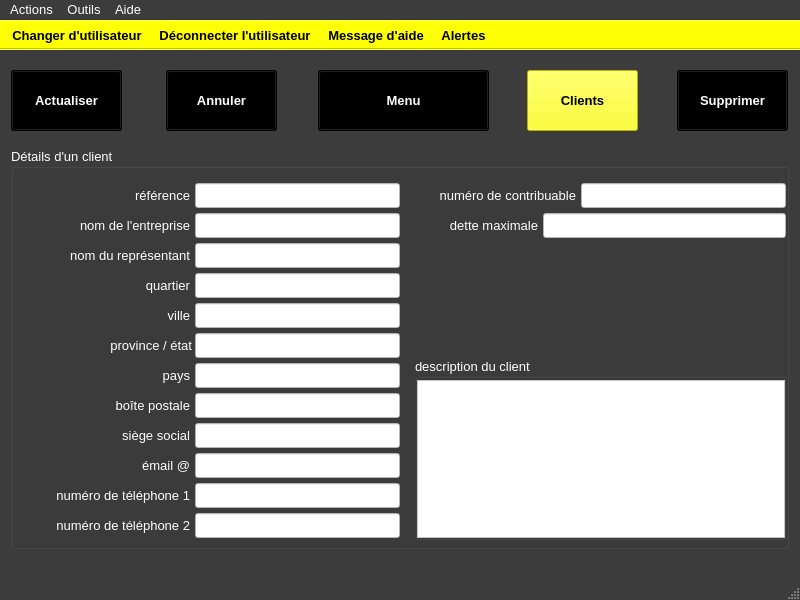
The window that ui/yeroth-erp-modifier-compte-client-window.ui (xnoumbissinoundou/yeroth-erp-3.0) describes before a commit, drawn with Qt 5.
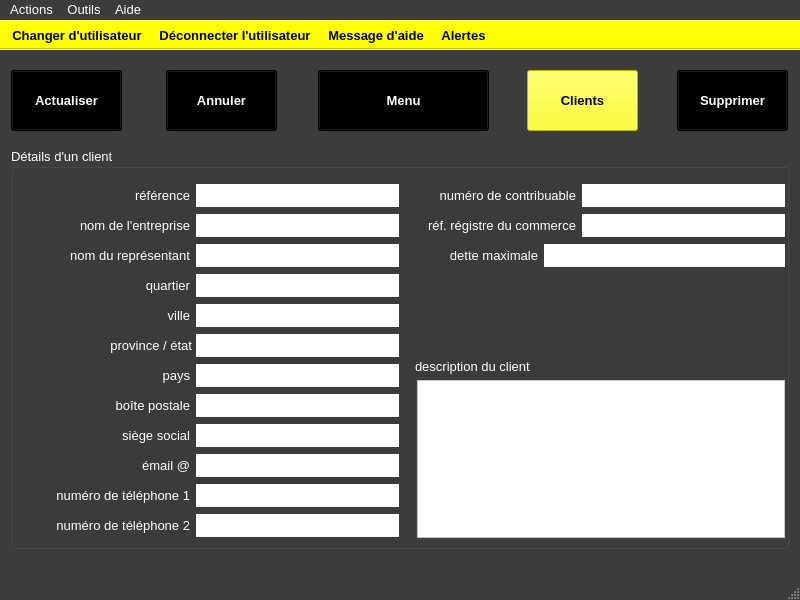
The same window after the commit. Icons and pictures are not drawn. Custom widgets are drawn as their Qt base class.

What changed in the file:
```diff
--- a/ui/yeroth-erp-modifier-compte-client-window.ui
+++ b/ui/yeroth-erp-modifier-compte-client-window.ui
@@ -3041,7 +3041,7 @@
       <bool>false</bool>
      </property>
      <property name="styleSheet">
-      <string notr="true"/>
+      <string notr="true">border: 1px solid rgb(60, 60, 60);</string>
      </property>
     </widget>
     <widget class="QLabel" name="label_modifier_compteclient_nom_entreprise">
@@ -3525,7 +3525,7 @@
       <bool>false</bool>
      </property>
      <property name="styleSheet">
-      <string notr="true"/>
+      <string notr="true">border: 1px solid rgb(60, 60, 60);</string>
      </property>
     </widget>
     <widget class="QLabel" name="label_modifier_compteclient_quartier">
@@ -4009,7 +4009,7 @@
       <bool>false</bool>
      </property>
      <property name="styleSheet">
-      <string notr="true"/>
+      <string notr="true">border: 1px solid rgb(60, 60, 60);</string>
      </property>
      <property name="readOnly">
       <bool>false</bool>
@@ -4517,7 +4517,7 @@
       <bool>false</bool>
      </property>
      <property name="styleSheet">
-      <string notr="true"/>
+      <string notr="true">border: 1px solid rgb(60, 60, 60);</string>
      </property>
      <property name="alignment">
       <set>Qt::AlignLeading|Qt::AlignLeft|Qt::AlignVCenter</set>
@@ -4980,7 +4980,7 @@
       <bool>false</bool>
      </property>
      <property name="styleSheet">
-      <string notr="true"/>
+      <string notr="true">border: 1px solid rgb(60, 60, 60);</string>
      </property>
      <property name="readOnly">
       <bool>false</bool>
@@ -5421,7 +5421,7 @@
       <bool>false</bool>
      </property>
      <property name="styleSheet">
-      <string notr="true"/>
+      <string notr="true">border: 1px solid rgb(60, 60, 60);</string>
      </property>
      <property name="alignment">
       <set>Qt::AlignLeading|Qt::AlignLeft|Qt::AlignVCenter</set>
@@ -5860,7 +5860,7 @@
       <bool>false</bool>
      </property>
      <property name="styleSheet">
-      <string notr="true"/>
+      <string notr="true">border: 1px solid rgb(60, 60, 60);</string>
      </property>
     </widget>
     <widget class="YerothLineEdit" name="lineEdit_modifier_compteclient_ville">
@@ -6296,7 +6296,7 @@
       <bool>false</bool>
      </property>
      <property name="styleSheet">
-      <string notr="true"/>
+      <string notr="true">border: 1px solid rgb(60, 60, 60);</string>
      </property>
     </widget>
     <widget class="YerothLineEdit" name="lineEdit_modifier_compteclient_numero_telephone_2">
@@ -6735,7 +6735,7 @@
       <bool>false</bool>
      </property>
      <property name="styleSheet">
-      <string notr="true"/>
+      <string notr="true">border: 1px solid rgb(60, 60, 60);</string>
      </property>
     </widget>
     <widget class="QLabel" name="label_modifier_compteclient_numero_telephone_1">
@@ -7194,7 +7194,7 @@
       <bool>false</bool>
      </property>
      <property name="styleSheet">
-      <string notr="true"/>
+      <string notr="true">border: 1px solid rgb(60, 60, 60);</string>
      </property>
      <property name="alignment">
       <set>Qt::AlignLeading|Qt::AlignLeft|Qt::AlignVCenter</set>
@@ -7684,7 +7684,7 @@
       <bool>false</bool>
      </property>
      <property name="styleSheet">
-      <string notr="true"/>
+      <string notr="true">border: 1px solid rgb(60, 60, 60);</string>
      </property>
     </widget>
     <widget class="QLabel" name="label_modifier_compteclient_numero_contribuable">
@@ -7714,7 +7714,7 @@
      <property name="geometry">
       <rect>
        <x>532</x>
-       <y>65</y>
+       <y>95</y>
        <width>243</width>
        <height>25</height>
       </rect>
@@ -8143,7 +8143,7 @@
       <bool>false</bool>
      </property>
      <property name="styleSheet">
-      <string notr="true"/>
+      <string notr="true">border: 1px solid rgb(60, 60, 60);</string>
      </property>
      <property name="alignment">
       <set>Qt::AlignLeading|Qt::AlignLeft|Qt::AlignVCenter</set>
@@ -8153,7 +8153,7 @@
      <property name="geometry">
       <rect>
        <x>414</x>
-       <y>67</y>
+       <y>97</y>
        <width>113</width>
        <height>21</height>
       </rect>
@@ -8608,7 +8608,7 @@
       <bool>false</bool>
      </property>
      <property name="styleSheet">
-      <string notr="true"/>
+      <string notr="true">border: 1px solid rgb(60, 60, 60);</string>
      </property>
     </widget>
     <widget class="QGroupBox" name="groupBox_modifier_compteclient_description_du_client">
@@ -9524,7 +9524,523 @@
       <bool>false</bool>
      </property>
      <property name="styleSheet">
-      <string notr="true"/>
+      <string notr="true">border: 1px solid rgb(60, 60, 60);</string>
+     </property>
+    </widget>
+    <widget class="YerothLineEdit" name="lineEdit_modifier_compteclient_reference_registre_du_commerce">
+     <property name="enabled">
+      <bool>true</bool>
+     </property>
+     <property name="geometry">
+      <rect>
+       <x>570</x>
+       <y>65</y>
+       <width>205</width>
+       <height>25</height>
+      </rect>
+     </property>
+     <property name="palette">
+      <palette>
+       <active>
+        <colorrole role="WindowText">
+         <brush brushstyle="SolidPattern">
+          <color alpha="255">
+           <red>0</red>
+           <green>0</green>
+           <blue>0</blue>
+          </color>
+         </brush>
+        </colorrole>
+        <colorrole role="Button">
+         <brush brushstyle="SolidPattern">
+          <color alpha="255">
+           <red>255</red>
+           <green>255</green>
+           <blue>255</blue>
+          </color>
+         </brush>
+        </colorrole>
+        <colorrole role="Light">
+         <brush brushstyle="SolidPattern">
+          <color alpha="255">
+           <red>255</red>
+           <green>255</green>
+           <blue>255</blue>
+          </color>
+         </brush>
+        </colorrole>
+        <colorrole role="Midlight">
+         <brush brushstyle="SolidPattern">
+          <color alpha="255">
+           <red>255</red>
+           <green>255</green>
+           <blue>255</blue>
+          </color>
+         </brush>
+        </colorrole>
+        <colorrole role="Dark">
+         <brush brushstyle="SolidPattern">
+          <color alpha="255">
+           <red>127</red>
+           <green>127</green>
+           <blue>127</blue>
+          </color>
+         </brush>
+        </colorrole>
+        <colorrole role="Mid">
+         <brush brushstyle="SolidPattern">
+          <color alpha="255">
+           <red>170</red>
+           <green>170</green>
+           <blue>170</blue>
+          </color>
+         </brush>
+        </colorrole>
+        <colorrole role="Text">
+         <brush brushstyle="SolidPattern">
+          <color alpha="255">
+           <red>0</red>
+           <green>0</green>
+           <blue>0</blue>
+          </color>
+         </brush>
+        </colorrole>
+        <colorrole role="BrightText">
+         <brush brushstyle="SolidPattern">
+          <color alpha="255">
+           <red>0</red>
+           <green>0</green>
+           <blue>0</blue>
+          </color>
+         </brush>
+        </colorrole>
+        <colorrole role="ButtonText">
+         <brush brushstyle="SolidPattern">
+          <color alpha="255">
+           <red>0</red>
+           <green>0</green>
+           <blue>0</blue>
+          </color>
+         </brush>
+        </colorrole>
+        <colorrole role="Base">
+         <brush brushstyle="SolidPattern">
+          <color alpha="255">
+           <red>255</red>
+           <green>255</green>
+           <blue>255</blue>
+          </color>
+         </brush>
+        </colorrole>
+        <colorrole role="Window">
+         <brush brushstyle="SolidPattern">
+          <color alpha="255">
+           <red>255</red>
+           <green>255</green>
+           <blue>255</blue>
+          </color>
+         </brush>
+        </colorrole>
+        <colorrole role="Shadow">
+         <brush brushstyle="SolidPattern">
+          <color alpha="255">
+           <red>0</red>
+           <green>0</green>
+           <blue>0</blue>
+          </color>
+         </brush>
+        </colorrole>
+        <colorrole role="Highlight">
+         <brush brushstyle="SolidPattern">
+          <color alpha="255">
+           <red>255</red>
+           <green>255</green>
+           <blue>255</blue>
+          </color>
+         </brush>
+        </colorrole>
+        <colorrole role="HighlightedText">
+         <brush brushstyle="SolidPattern">
+          <color alpha="255">
+           <red>2</red>
+           <green>160</green>
+           <blue>70</blue>
+          </color>
+         </brush>
+        </colorrole>
+        <colorrole role="AlternateBase">
+         <brush brushstyle="SolidPattern">
+          <color alpha="255">
+           <red>255</red>
+           <green>255</green>
+           <blue>255</blue>
+          </color>
+         </brush>
+        </colorrole>
+        <colorrole role="ToolTipBase">
+         <brush brushstyle="SolidPattern">
+          <color alpha="255">
+           <red>255</red>
+           <green>255</green>
+           <blue>220</blue>
+          </color>
+         </brush>
+        </colorrole>
+        <colorrole role="ToolTipText">
+         <brush brushstyle="SolidPattern">
+          <color alpha="255">
+           <red>0</red>
+           <green>0</green>
+           <blue>0</blue>
+          </color>
+         </brush>
+        </colorrole>
+       </active>
+       <inactive>
+        <colorrole role="WindowText">
+         <brush brushstyle="SolidPattern">
+          <color alpha="255">
+           <red>0</red>
+           <green>0</green>
+           <blue>0</blue>
+          </color>
+         </brush>
+        </colorrole>
+        <colorrole role="Button">
+         <brush brushstyle="SolidPattern">
+          <color alpha="255">
+           <red>255</red>
+           <green>255</green>
+           <blue>255</blue>
+          </color>
+         </brush>
+        </colorrole>
+        <colorrole role="Light">
+         <brush brushstyle="SolidPattern">
+          <color alpha="255">
+           <red>255</red>
+           <green>255</green>
+           <blue>255</blue>
+          </color>
+         </brush>
+        </colorrole>
+        <colorrole role="Midlight">
+         <brush brushstyle="SolidPattern">
+          <color alpha="255">
+           <red>255</red>
+           <green>255</green>
+           <blue>255</blue>
+          </color>
+         </brush>
+        </colorrole>
+        <colorrole role="Dark">
+         <brush brushstyle="SolidPattern">
+          <color alpha="255">
+           <red>127</red>
+           <green>127</green>
+           <blue>127</blue>
+          </color>
+         </brush>
+        </colorrole>
+        <colorrole role="Mid">
+         <brush brushstyle="SolidPattern">
+          <color alpha="255">
+           <red>170</red>
+           <green>170</green>
+           <blue>170</blue>
+          </color>
+         </brush>
+        </colorrole>
+        <colorrole role="Text">
+         <brush brushstyle="SolidPattern">
+          <color alpha="255">
+           <red>0</red>
+           <green>0</green>
+           <blue>0</blue>
+          </color>
+         </brush>
+        </colorrole>
+        <colorrole role="BrightText">
+         <brush brushstyle="SolidPattern">
+          <color alpha="255">
+           <red>0</red>
+           <green>0</green>
+           <blue>0</blue>
+          </color>
+         </brush>
+        </colorrole>
+        <colorrole role="ButtonText">
+         <brush brushstyle="SolidPattern">
+          <color alpha="255">
+           <red>0</red>
+           <green>0</green>
+           <blue>0</blue>
+          </color>
+         </brush>
+        </colorrole>
+        <colorrole role="Base">
+         <brush brushstyle="SolidPattern">
+          <color alpha="255">
+           <red>255</red>
+           <green>255</green>
+           <blue>255</blue>
+          </color>
+         </brush>
+        </colorrole>
+        <colorrole role="Window">
+         <brush brushstyle="SolidPattern">
+          <color alpha="255">
+           <red>255</red>
+           <green>255</green>
+           <blue>255</blue>
+          </color>
+         </brush>
+        </colorrole>
+        <colorrole role="Shadow">
+         <brush brushstyle="SolidPattern">
+          <color alpha="255">
+           <red>0</red>
+           <green>0</green>
+           <blue>0</blue>
+          </color>
+         </brush>
+        </colorrole>
+        <colorrole role="Highlight">
+         <brush brushstyle="SolidPattern">
+          <color alpha="255">
+           <red>255</red>
+           <green>255</green>
+           <blue>255</blue>
+          </color>
+         </brush>
+        </colorrole>
+        <colorrole role="HighlightedText">
+         <brush brushstyle="SolidPattern">
+          <color alpha="255">
+           <red>2</red>
+           <green>160</green>
+           <blue>70</blue>
+          </color>
+         </brush>
+        </colorrole>
+        <colorrole role="AlternateBase">
+         <brush brushstyle="SolidPattern">
+          <color alpha="255">
+           <red>255</red>
+           <green>255</green>
+           <blue>255</blue>
+          </color>
+         </brush>
+        </colorrole>
+        <colorrole role="ToolTipBase">
+         <brush brushstyle="SolidPattern">
+          <color alpha="255">
+           <red>255</red>
+           <green>255</green>
+           <blue>220</blue>
+          </color>
+         </brush>
+        </colorrole>
+        <colorrole role="ToolTipText">
+         <brush brushstyle="SolidPattern">
+          <color alpha="255">
+           <red>0</red>
+           <green>0</green>
+           <blue>0</blue>
+          </color>
+         </brush>
+        </colorrole>
+       </inactive>
+       <disabled>
+        <colorrole role="WindowText">
+         <brush brushstyle="SolidPattern">
+          <color alpha="255">
+           <red>127</red>
+           <green>127</green>
+           <blue>127</blue>
+          </color>
+         </brush>
+        </colorrole>
+        <colorrole role="Button">
+         <brush brushstyle="SolidPattern">
+          <color alpha="255">
+           <red>255</red>
+           <green>255</green>
+           <blue>255</blue>
+          </color>
+         </brush>
+        </colorrole>
+        <colorrole role="Light">
+         <brush brushstyle="SolidPattern">
+          <color alpha="255">
+           <red>255</red>
+           <green>255</green>
+           <blue>255</blue>
+          </color>
+         </brush>
+        </colorrole>
+        <colorrole role="Midlight">
+         <brush brushstyle="SolidPattern">
+          <color alpha="255">
+           <red>255</red>
+           <green>255</green>
+           <blue>255</blue>
+          </color>
+         </brush>
+        </colorrole>
+        <colorrole role="Dark">
+         <brush brushstyle="SolidPattern">
+          <color alpha="255">
+           <red>127</red>
+           <green>127</green>
+           <blue>127</blue>
+          </color>
+         </brush>
+        </colorrole>
+        <colorrole role="Mid">
+         <brush brushstyle="SolidPattern">
+          <color alpha="255">
+           <red>170</red>
+           <green>170</green>
+           <blue>170</blue>
+          </color>
+         </brush>
+        </colorrole>
+        <colorrole role="Text">
+         <brush brushstyle="SolidPattern">
+          <color alpha="255">
+           <red>127</red>
+           <green>127</green>
+           <blue>127</blue>
+          </color>
+         </brush>
+        </colorrole>
+        <colorrole role="BrightText">
+         <brush brushstyle="SolidPattern">
+          <color alpha="255">
+           <red>0</red>
+           <green>0</green>
+           <blue>0</blue>
+          </color>
+         </brush>
+        </colorrole>
+        <colorrole role="ButtonText">
+         <brush brushstyle="SolidPattern">
+          <color alpha="255">
+           <red>127</red>
+           <green>127</green>
+           <blue>127</blue>
+          </color>
+         </brush>
+        </colorrole>
+        <colorrole role="Base">
+         <brush brushstyle="SolidPattern">
+          <color alpha="255">
+           <red>255</red>
+           <green>255</green>
+           <blue>255</blue>
+          </color>
+         </brush>
+        </colorrole>
+        <colorrole role="Window">
+         <brush brushstyle="SolidPattern">
+          <color alpha="255">
+           <red>255</red>
+           <green>255</green>
+           <blue>255</blue>
+          </color>
+         </brush>
+        </colorrole>
+        <colorrole role="Shadow">
+         <brush brushstyle="SolidPattern">
+          <color alpha="255">
+           <red>0</red>
+           <green>0</green>
+           <blue>0</blue>
+          </color>
+         </brush>
+        </colorrole>
+        <colorrole role="Highlight">
+         <brush brushstyle="SolidPattern">
+          <color alpha="255">
+           <red>145</red>
+           <green>145</green>
+           <blue>145</blue>
+          </color>
+         </brush>
+        </colorrole>
+        <colorrole role="HighlightedText">
+         <brush brushstyle="SolidPattern">
+          <color alpha="255">
+           <red>2</red>
+           <green>160</green>
+           <blue>70</blue>
+          </color>
+         </brush>
+        </colorrole>
+        <colorrole role="AlternateBase">
+         <brush brushstyle="SolidPattern">
+          <color alpha="255">
+           <red>255</red>
+           <green>255</green>
+           <blue>255</blue>
+          </color>
+         </brush>
+        </colorrole>
+        <colorrole role="ToolTipBase">
+         <brush brushstyle="SolidPattern">
+          <color alpha="255">
+           <red>255</red>
+           <green>255</green>
+           <blue>220</blue>
+          </color>
+         </brush>
+        </colorrole>
+        <colorrole role="ToolTipText">
+         <brush brushstyle="SolidPattern">
+          <color alpha="255">
+           <red>0</red>
+           <green>0</green>
+           <blue>0</blue>
+          </color>
+         </brush>
+        </colorrole>
+       </disabled>
+      </palette>
+     </property>
+     <property name="font">
+      <font>
+       <pointsize>10</pointsize>
+      </font>
+     </property>
+     <property name="styleSheet">
+      <string notr="true">border: 1px solid rgb(60, 60, 60);</string>
+     </property>
+    </widget>
+    <widget class="QLabel" name="label_modifier_compteclient_reference_registre_du_commerce">
+     <property name="geometry">
+      <rect>
+       <x>394</x>
+       <y>67</y>
+       <width>171</width>
+       <height>21</height>
+      </rect>
+     </property>
+     <property name="font">
+      <font>
+       <pointsize>10</pointsize>
+       <weight>50</weight>
+       <bold>false</bold>
+      </font>
+     </property>
+     <property name="layoutDirection">
+      <enum>Qt::LeftToRight</enum>
+     </property>
+     <property name="text">
+      <string>réf. régistre du commerce</string>
+     </property>
+     <property name="alignment">
+      <set>Qt::AlignRight|Qt::AlignTrailing|Qt::AlignVCenter</set>
      </property>
     </widget>
    </widget>
```
